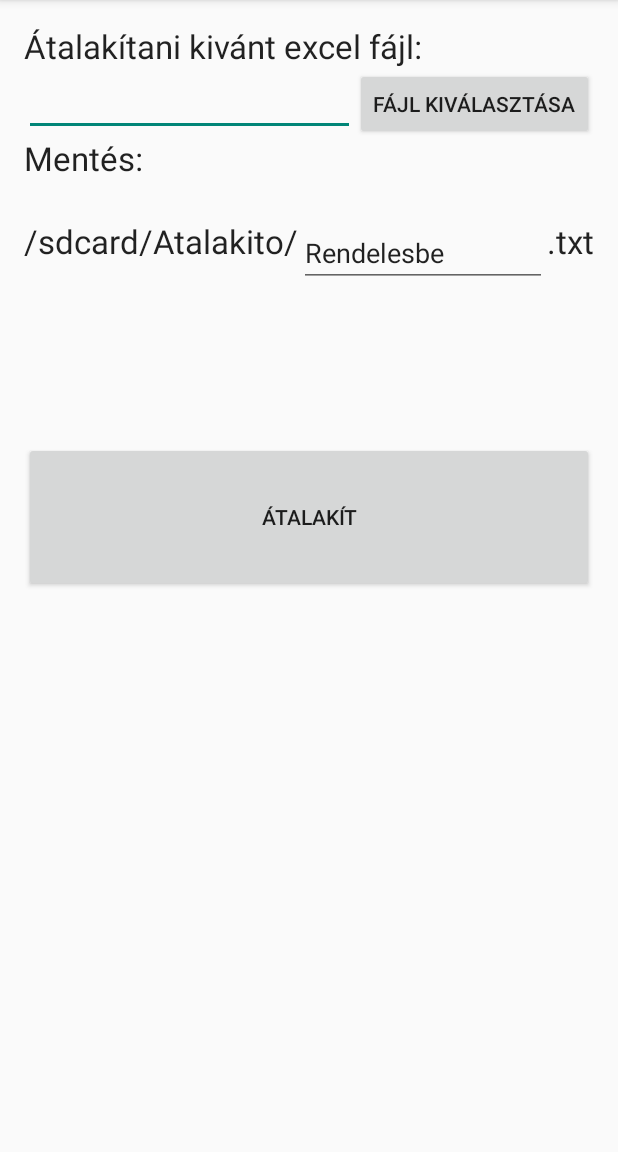
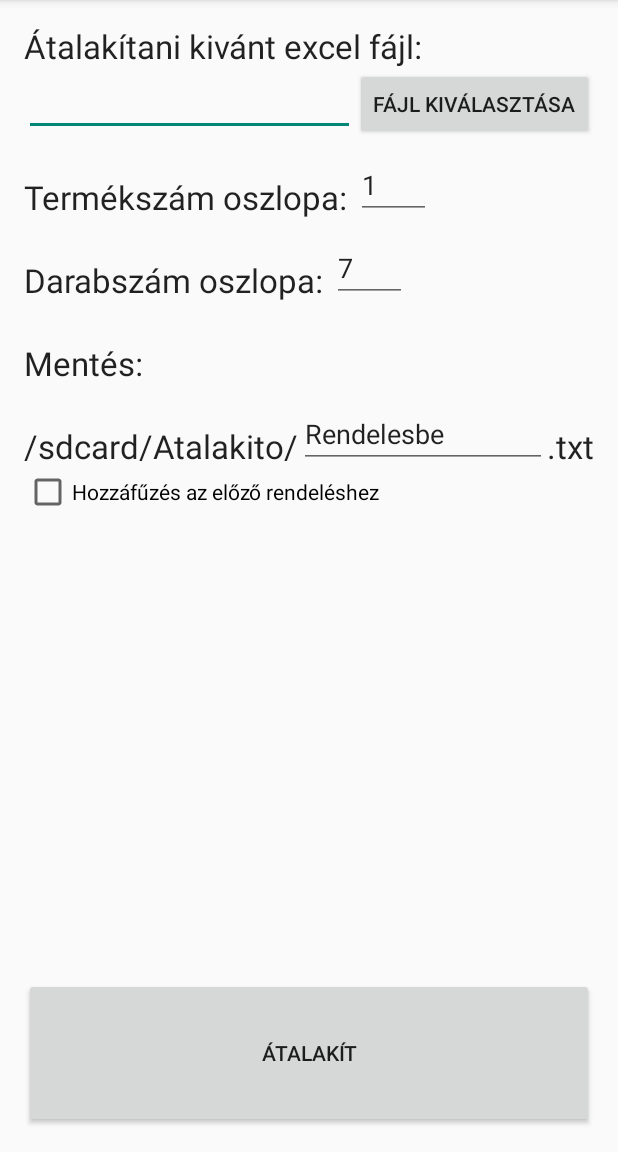
Before and after one commit to firstvan/AndroidConverter, an Android app: the screen it shows after launch (MainActivity), on a phone screen of 412 x 824 dp, the part 84-1236 px from its top. Run offline under Robolectric (Android 15) with nearby library versions, the phone set to English and light mode, and no system bars.

Commit message:
Good aligment.

```diff
--- a/app/src/main/res/layout/activity_main.xml
+++ b/app/src/main/res/layout/activity_main.xml
@@ -30,29 +30,60 @@
             android:layout_alignParentTop="true" android:layout_alignParentStart="true"
             android:layout_toStartOf="@+id/openFileButton" android:layout_alignEnd="@+id/openFileButton"/>
     <TextView android:layout_width="wrap_content" android:layout_height="wrap_content"
-              android:textAppearance="?android:attr/textAppearanceLarge" android:text="Mentés:\n"
+              android:textAppearance="?android:attr/textAppearanceLarge" android:text="\nMentés:"
               android:id="@+id/textView2"
-              android:layout_below="@+id/openFileText" android:layout_alignParentStart="true"
-              android:layout_alignEnd="@+id/textView3"/>
+              android:layout_below="@+id/textView6" android:layout_alignStart="@+id/textView6"/>
     <TextView
             android:layout_width="wrap_content"
             android:layout_height="wrap_content"
             android:textAppearance="?android:attr/textAppearanceLarge"
-            android:text="/sdcard/Atalakito/"
+            android:text="\n/sdcard/Atalakito/"
             android:id="@+id/textView3"
-            android:layout_below="@+id/textView2" android:layout_alignParentStart="true"/>
+            android:layout_below="@+id/textView2" android:layout_alignStart="@+id/textView2"/>
     <TextView android:layout_width="wrap_content" android:layout_height="wrap_content"
-              android:textAppearance="?android:attr/textAppearanceLarge" android:text=".txt"
+              android:textAppearance="?android:attr/textAppearanceLarge" android:text="\n.txt"
               android:id="@+id/textView4"
               android:layout_alignParentEnd="true" android:layout_alignTop="@+id/textView3"/>
     <EditText android:layout_width="wrap_content" android:layout_height="wrap_content" android:id="@+id/saveFileText"
-              android:layout_below="@+id/textView2" android:layout_toStartOf="@+id/textView4"
-              android:layout_toEndOf="@+id/textView3" android:text="Rendelesbe"/>
+              android:text="Rendelesbe"
+              android:layout_alignBottom="@+id/textView3" android:layout_toEndOf="@+id/textView3"
+              android:layout_toStartOf="@+id/textView4"/>
     <Button
             android:layout_width="fill_parent"
             android:layout_height="wrap_content"
             android:text="Átalakít"
             android:id="@+id/convertButton"
-            android:layout_marginTop="103dp" android:layout_below="@+id/saveFileText"
-            android:layout_alignParentStart="true" android:height="100dp" android:onClick="ConvertIt"/>
+            android:height="100dp" android:onClick="ConvertIt"
+            android:layout_alignParentBottom="true" android:layout_alignStart="@+id/textView2"/>
+    <CheckBox
+            android:layout_width="wrap_content"
+            android:layout_height="wrap_content"
+            android:text="Hozzáfűzés az előző rendeléshez"
+            android:id="@+id/appendToFile"
+            android:checked="false"
+            android:layout_below="@+id/textView3" android:layout_alignParentStart="true"/>
+    <TextView
+            android:layout_width="wrap_content"
+            android:layout_height="wrap_content"
+            android:textAppearance="?android:attr/textAppearanceLarge"
+            android:text="\nTermékszám oszlopa: "
+            android:id="@+id/textView5" android:layout_below="@+id/openFileText"
+            android:layout_alignParentStart="true"/>
+    <EditText
+            android:layout_width="wrap_content"
+            android:layout_height="wrap_content"
+            android:inputType="number"
+            android:ems="10"
+            android:id="@+id/ItemNumberColl"
+            android:width="50dp" android:text="1"
+            android:layout_alignBottom="@+id/textView5" android:layout_toEndOf="@+id/textView5"/>
+    <TextView android:layout_width="wrap_content" android:layout_height="wrap_content"
+              android:textAppearance="?android:attr/textAppearanceLarge" android:text="\nDarabszám oszlopa: "
+              android:id="@+id/textView6"
+              android:layout_below="@+id/textView5" android:layout_alignStart="@+id/textView5"
+            />
+    <EditText android:layout_width="wrap_content" android:layout_height="wrap_content" android:inputType="number"
+              android:ems="10" android:id="@+id/PieceNumberColl"
+              android:width="50dp" android:text="7"
+              android:layout_alignBottom="@+id/textView6" android:layout_toEndOf="@+id/textView6"/>
 </RelativeLayout>
```
